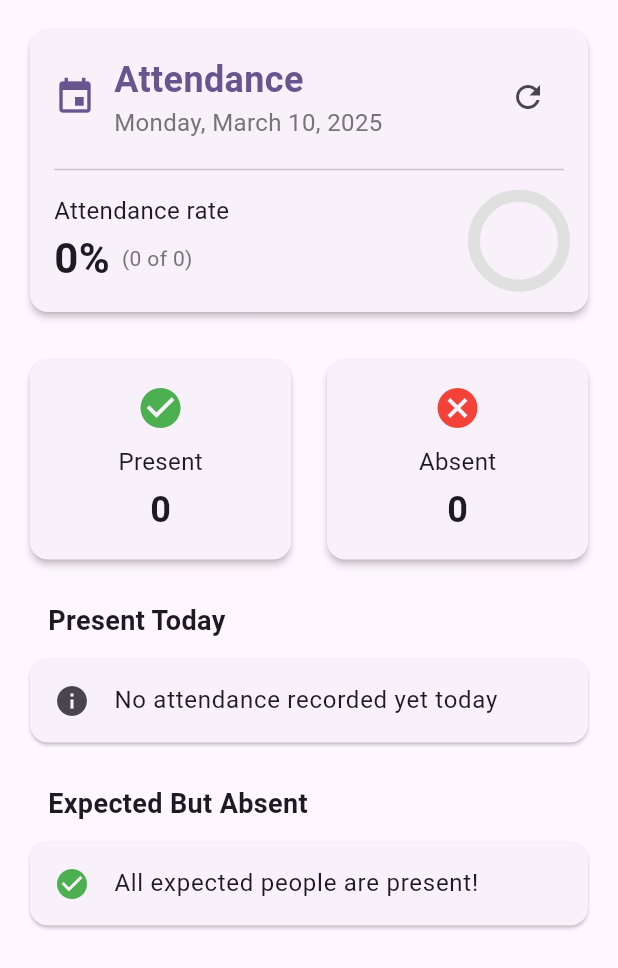
After one commit to abdelaziz-mahdy/automated_attendance, a Flutter app: the AttendanceTrackerPage screen opened directly, after a tap on the "refresh" icon, on a phone screen of 412 x 824 dp. The commit adds this screen. Shown: the top 968 px of the screen. Run offline on Flutter 3.47's test engine with Material 3 defaults, Android fonts, the phone set to English and light mode, and no system bars; our stand-ins replace camera, drift, fl_chart, permission_handler, shared_preferences, shimmer and 1 more; missing offline and left inert: bonsoir, network_info_plus, opencv_dart; accounts and stored records are empty; generated files the repository leaves out were written again; statements that could not run were skipped.

Commit message:
Add attendance tracking functionality and expected attendees management

```diff
--- a/lib/controllers/ui_state_controller.dart
+++ b/lib/controllers/ui_state_controller.dart
@@ -15,8 +15,13 @@ class UIStateController with ChangeNotifier {
   late final SettingsService _settingsService;
   Timer? _inactiveVisitsTimer;
 
-  // Callback for analytics update interval changes
+  // Callbacks
   Function(int)? onAnalyticsIntervalChanged;
+  Function()? onAttendanceUpdated;
+
+  // Expected attendance list
+  final List<String> _expectedAttendees = [];
+  bool _attendanceLoaded = false;
 
   UIStateController() {
     // Initialize face management service
@@ -41,6 +46,22 @@ class UIStateController with ChangeNotifier {
     // Apply settings to camera manager
     await _cameraManager.updateSettings(_settingsService.maxFaces);
     await _cameraManager.updateUseIsolates(_settingsService.useIsolates);
+
+    // Load expected attendees
+    await _loadExpectedAttendees();
+  }
+
+  // Load expected attendees from storage
+  Future<void> _loadExpectedAttendees() async {
+    final expectedList = _settingsService.expectedAttendees;
+    _expectedAttendees.clear();
+    _expectedAttendees.addAll(expectedList);
+    _attendanceLoaded = true;
+  }
+
+  // Save expected attendees to storage
+  Future<void> _saveExpectedAttendees() async {
+    await _settingsService.setExpectedAttendees(_expectedAttendees);
   }
 
   void _onCameraStateChanged() {
@@ -160,6 +181,96 @@ class UIStateController with ChangeNotifier {
     );
   }
 
+  // Attendance tracking methods
+
+  // Get today's attendance data
+  Future<Map<String, dynamic>> getTodayAttendance() async {
+    final today = DateTime.now();
+    final startOfDay = DateTime(today.year, today.month, today.day);
+    final endOfDay = startOfDay.add(const Duration(days: 1));
+
+    // Get all available faces
+    final availableFaces = await getAvailableFaces();
+
+    // Get visit statistics for today
+    final stats = await getVisitStatistics(
+      startDate: startOfDay,
+      endDate: endOfDay,
+    );
+
+    // Process attendance data
+    final presentFaces = <Map<String, dynamic>>[];
+    final absentFaces = <Map<String, dynamic>>[];
+
+    for (var face in availableFaces) {
+      // Get detailed visit info for this face today
+      final visits = await _faceManagementService.getVisitsForFace(face['id']);
+      final todayVisits = visits.where((visit) {
+        final entryTime = visit['entryTime'] as DateTime?;
+        return entryTime != null &&
+            entryTime.isAfter(startOfDay) &&
+            entryTime.isBefore(endOfDay);
+      }).toList();
+
+      // Add arrival time to face data
+      if (todayVisits.isNotEmpty) {
+        // Sort by entry time to get earliest
+        todayVisits.sort((a, b) {
+          return (a['entryTime'] as DateTime)
+              .compareTo(b['entryTime'] as DateTime);
+        });
+        face['arrivalTime'] = todayVisits.first['entryTime'];
+        face['visits'] = todayVisits;
+        presentFaces.add(face);
+      } else if (_expectedAttendees.contains(face['id'])) {
+        absentFaces.add(face);
+      }
+    }
+
+    // Sort present faces by arrival time
+    presentFaces.sort((a, b) =>
+        (a['arrivalTime'] as DateTime).compareTo(b['arrivalTime'] as DateTime));
+
+    return {
+      'present': presentFaces,
+      'absent': absentFaces,
+      'expectedCount': _expectedAttendees.length,
+      'presentCount': presentFaces.length,
+      'attendance_rate': _expectedAttendees.isEmpty
+          ? 0
+          : (presentFaces.length / _expectedAttendees.length * 100)
+              .toStringAsFixed(1),
+    };
+  }
+
+  // Mark a person as expected for attendance
+  Future<void> markPersonAsExpected(String faceId) async {
+    if (!_expectedAttendees.contains(faceId)) {
+      _expectedAttendees.add(faceId);
+      await _saveExpectedAttendees();
+      onAttendanceUpdated?.call();
+      notifyListeners();
+    }
+  }
+
+  // Remove a person from expected attendance
+  Future<void> unmarkPersonAsExpected(String faceId) async {
+    if (_expectedAttendees.contains(faceId)) {
+      _expectedAttendees.remove(faceId);
+      await _saveExpectedAttendees();
+      onAttendanceUpdated?.call();
+      notifyListeners();
+    }
+  }
+
+  // Check if a person is expected for attendance
+  bool isPersonExpected(String faceId) {
+    return _expectedAttendees.contains(faceId);
+  }
+
+  // Get list of expected attendees
+  List<String> get expectedAttendees => List.from(_expectedAttendees);
+
   @override
   void dispose() {
     _inactiveVisitsTimer?.cancel();
--- a/lib/services/settings_service.dart
+++ b/lib/services/settings_service.dart
@@ -15,6 +15,7 @@ class SettingsService {
   static const String keyMaxFaces = 'maxFaces';
   static const String keyAnalyticsUpdateInterval = 'analyticsUpdateInterval';
   static const String keyUseIsolates = 'useIsolates';
+  static const String keyExpectedAttendees = 'expectedAttendees';
 
   // Default values
   static const int defaultMaxFaces = 10;
@@ -55,6 +56,16 @@ class SettingsService {
     await _prefs.setBool(keyUseIsolates, value);
   }
 
+  /// Get expected attendees list
+  List<String> get expectedAttendees {
+    return _prefs.getStringList(keyExpectedAttendees) ?? [];
+  }
+
+  /// Set expected attendees list
+  Future<void> setExpectedAttendees(List<String> attendees) async {
+    await _prefs.setStringList(keyExpectedAttendees, attendees);
+  }
+
   /// Reset all settings to default values
   Future<void> resetToDefaults() async {
     await _prefs.setInt(keyMaxFaces, defaultMaxFaces);
--- /dev/null
+++ b/lib/views/data_center_pages/attendance_tracker_page.dart
@@ -0,0 +1,432 @@
+import 'package:flutter/material.dart';
+import 'package:provider/provider.dart';
+import 'package:intl/intl.dart';
+import 'dart:async';
+
+import 'package:automated_attendance/controllers/ui_state_controller.dart';
+
+class AttendanceTrackerPage extends StatefulWidget {
+  const AttendanceTrackerPage({super.key});
+
+  @override
+  State<AttendanceTrackerPage> createState() => _AttendanceTrackerPageState();
+}
+
+class _AttendanceTrackerPageState extends State<AttendanceTrackerPage>
+    with AutomaticKeepAliveClientMixin {
+  bool _isLoading = true;
+  Map<String, dynamic> _attendanceData = {};
+  Timer? _refreshTimer;
+
+  @override
+  bool get wantKeepAlive => true;
+
+  @override
+  void initState() {
+    super.initState();
+    _loadAttendanceData();
+
+    // Setup periodic refresh
+    _refreshTimer = Timer.periodic(
+      const Duration(minutes: 1),
+      (_) => _loadAttendanceData(),
+    );
+
+    // Register for attendance updates
+    WidgetsBinding.instance.addPostFrameCallback((_) {
+      final controller = Provider.of<UIStateController>(context, listen: false);
+      controller.onAttendanceUpdated = _loadAttendanceData;
+    });
+  }
+
+  @override
+  void dispose() {
+    _refreshTimer?.cancel();
+
+    // Remove callback when disposed
+    if (context.mounted) {
+      Provider.of<UIStateController>(context, listen: false)
+          .onAttendanceUpdated = null;
+    }
+
+    super.dispose();
+  }
+
+  Future<void> _loadAttendanceData() async {
+    if (!mounted) return;
+
+    setState(() {
+      _isLoading = true;
+    });
+
+    final controller = Provider.of<UIStateController>(context, listen: false);
+    final data = await controller.getTodayAttendance();
+
+    if (mounted) {
+      setState(() {
+        _attendanceData = data;
+        _isLoading = false;
+      });
+    }
+  }
+
+  @override
+  Widget build(BuildContext context) {
+    super.build(context);
+
+    return Scaffold(
+      body: _isLoading
+          ? const Center(child: CircularProgressIndicator())
+          : _buildContent(),
+    );
+  }
+
+  Widget _buildContent() {
+    final today = DateFormat('EEEE, MMMM d, yyyy').format(DateTime.now());
+    final present = _attendanceData['present'] as List<Map<String, dynamic>>;
+    final absent = _attendanceData['absent'] as List<Map<String, dynamic>>;
+    final attendanceRate = _attendanceData['attendance_rate'] as int;
+    final presentCount = _attendanceData['presentCount'] as int;
+    final expectedCount = _attendanceData['expectedCount'] as int;
+
+    return RefreshIndicator(
+      onRefresh: _loadAttendanceData,
+      child: SingleChildScrollView(
+        physics: const AlwaysScrollableScrollPhysics(),
+        padding: const EdgeInsets.all(16),
+        child: Column(
+          crossAxisAlignment: CrossAxisAlignment.start,
+          children: [
+            _buildHeader(today, attendanceRate.toString(), presentCount, expectedCount),
+            const SizedBox(height: 24),
+            _buildAttendanceSummaryCards(present.length, absent.length),
+            const SizedBox(height: 24),
+            _buildPresentSection(present),
+            const SizedBox(height: 24),
+            _buildAbsentSection(absent),
+          ],
+        ),
+      ),
+    );
+  }
+
+  Widget _buildHeader(String today, String attendanceRate, int presentCount,
+      int expectedCount) {
+    return Card(
+      elevation: 2,
+      shape: RoundedRectangleBorder(borderRadius: BorderRadius.circular(12)),
+      child: Padding(
+        padding: const EdgeInsets.all(16),
+        child: Column(
+          crossAxisAlignment: CrossAxisAlignment.start,
+          children: [
+            Row(
+              children: [
+                Icon(
+                  Icons.event,
+                  color: Theme.of(context).colorScheme.primary,
+                  size: 28,
+                ),
+                const SizedBox(width: 12),
+                Expanded(
+                  child: Column(
+                    crossAxisAlignment: CrossAxisAlignment.start,
+                    children: [
+                      Text(
+                        'Attendance',
+                        style: TextStyle(
+                          fontSize: 24,
+                          fontWeight: FontWeight.bold,
+                          color: Theme.of(context).colorScheme.primary,
+                        ),
+                      ),
+                      Text(
+                        today,
+                        style: TextStyle(
+                          fontSize: 16,
+                          color: Colors.grey[600],
+                        ),
+                      ),
+                    ],
+                  ),
+                ),
+                IconButton(
+                  icon: const Icon(Icons.refresh),
+                  onPressed: _loadAttendanceData,
+                  tooltip: 'Refresh attendance data',
+                ),
+              ],
+            ),
+            const SizedBox(height: 12),
+            const Divider(),
+            const SizedBox(height: 8),
+            Row(
+              mainAxisAlignment: MainAxisAlignment.spaceBetween,
+              children: [
+                Column(
+                  crossAxisAlignment: CrossAxisAlignment.start,
+                  children: [
+                    const Text(
+                      'Attendance rate',
+                      style: TextStyle(fontSize: 16),
+                    ),
+                    Row(
+                      children: [
+                        Text(
+                          '$attendanceRate%',
+                          style: const TextStyle(
+                            fontSize: 28,
+                            fontWeight: FontWeight.bold,
+                          ),
+                        ),
+                        const SizedBox(width: 8),
+                        Text(
+                          '($presentCount of $expectedCount)',
+                          style: TextStyle(color: Colors.grey[600]),
+                        ),
+                      ],
+                    ),
+                  ],
+                ),
+                SizedBox(
+                  height: 60,
+                  width: 60,
+                  child: CircularProgressIndicator(
+                    value: expectedCount > 0 ? presentCount / expectedCount : 0,
+                    strokeWidth: 8,
+                    backgroundColor: Colors.grey[300],
+                    valueColor: AlwaysStoppedAnimation<Color>(
+                      _getAttendanceColor(
+                          expectedCount > 0 ? presentCount / expectedCount : 0),
+                    ),
+                  ),
+                ),
+              ],
+            ),
+          ],
+        ),
+      ),
+    );
+  }
+
+  Color _getAttendanceColor(double rate) {
+    if (rate >= 0.8) return Colors.green;
+    if (rate >= 0.5) return Colors.orange;
+    return Colors.red;
+  }
+
+  Widget _buildAttendanceSummaryCards(int presentCount, int absentCount) {
+    return Row(
+      children: [
+        Expanded(
+          child: _buildSummaryCard(
+            'Present',
+            presentCount.toString(),
+            Icons.check_circle,
+            Colors.green,
+          ),
+        ),
+        const SizedBox(width: 16),
+        Expanded(
+          child: _buildSummaryCard(
+            'Absent',
+            absentCount.toString(),
+            Icons.cancel,
+            Colors.red,
+          ),
+        ),
+      ],
+    );
+  }
+
+  Widget _buildSummaryCard(
+      String title, String count, IconData icon, Color color) {
+    return Card(
+      elevation: 2,
+      shape: RoundedRectangleBorder(borderRadius: BorderRadius.circular(12)),
+      child: Padding(
+        padding: const EdgeInsets.all(16),
+        child: Column(
+          children: [
+            Icon(icon, color: color, size: 32),
+            const SizedBox(height: 8),
+            Text(
+              title,
+              style: const TextStyle(fontSize: 16),
+            ),
+            const SizedBox(height: 4),
+            Text(
+              count,
+              style: const TextStyle(
+                fontSize: 24,
+                fontWeight: FontWeight.bold,
+              ),
+            ),
+          ],
+        ),
+      ),
+    );
+  }
+
+  Widget _buildPresentSection(List<Map<String, dynamic>> present) {
+    return Column(
+      crossAxisAlignment: CrossAxisAlignment.start,
+      children: [
+        const Padding(
+          padding: EdgeInsets.only(left: 16, bottom: 8),
+          child: Text(
+            'Present Today',
+            style: TextStyle(
+              fontSize: 18,
+              fontWeight: FontWeight.bold,
+            ),
+          ),
+        ),
+        Card(
+          elevation: 1,
+          shape:
+              RoundedRectangleBorder(borderRadius: BorderRadius.circular(12)),
+          child: present.isEmpty
+              ? const ListTile(
+                  leading: Icon(Icons.info),
+                  title: Text('No attendance recorded yet today'),
+                )
+              : ListView.separated(
+                  physics: const NeverScrollableScrollPhysics(),
+                  shrinkWrap: true,
+                  itemCount: present.length,
+                  separatorBuilder: (context, index) =>
+                      const Divider(height: 1),
+                  itemBuilder: (context, index) {
+                    final person = present[index];
+                    final arrivalTime = DateFormat('h:mm a')
+                        .format(person['arrivalTime'] as DateTime);
+                    return ListTile(
+                      leading: CircleAvatar(
+                        backgroundImage: person['thumbnail'] != null
+                            ? MemoryImage(person['thumbnail'])
+                            : null,
+                        child: person['thumbnail'] == null
+                            ? const Icon(Icons.person)
+                            : null,
+                      ),
+                      title: Text(
+                        person['name'] as String,
+                        style: const TextStyle(fontWeight: FontWeight.w500),
+                      ),
+                      subtitle: Row(
+                        children: [
+                          const Icon(
+                            Icons.access_time,
+                            size: 14,
+                            color: Colors.green,
+                          ),
+                          const SizedBox(width: 4),
+                          Text('Arrived at $arrivalTime'),
+                        ],
+                      ),
+                      trailing: _buildAttendanceActions(person),
+                    );
+                  },
+                ),
+        ),
+      ],
+    );
+  }
+
+  Widget _buildAbsentSection(List<Map<String, dynamic>> absent) {
+    return Column(
+      crossAxisAlignment: CrossAxisAlignment.start,
+      children: [
+        const Padding(
+          padding: EdgeInsets.only(left: 16, bottom: 8),
+          child: Text(
+            'Expected But Absent',
+            style: TextStyle(
+              fontSize: 18,
+              fontWeight: FontWeight.bold,
+            ),
+          ),
+        ),
+        Card(
+          elevation: 1,
+          shape:
+              RoundedRectangleBorder(borderRadius: BorderRadius.circular(12)),
+          child: absent.isEmpty
+              ? const ListTile(
+                  leading: Icon(Icons.check_circle, color: Colors.green),
+                  title: Text('All expected people are present!'),
+                )
+              : ListView.separated(
+                  physics: const NeverScrollableScrollPhysics(),
+                  shrinkWrap: true,
+                  itemCount: absent.length,
+                  separatorBuilder: (context, index) =>
+                      const Divider(height: 1),
+                  itemBuilder: (context, index) {
+                    final person = absent[index];
+                    return ListTile(
+                      leading: CircleAvatar(
+                        backgroundImage: person['thumbnail'] != null
+                            ? MemoryImage(person['thumbnail'])
+                            : null,
+                        backgroundColor: Colors.grey[300],
+                        child: person['thumbnail'] == null
+                            ? const Icon(Icons.person)
+                            : null,
+                      ),
+                      title: Text(
+                        person['name'] as String,
+                        style: const TextStyle(fontWeight: FontWeight.w500),
+                      ),
+                      subtitle: Row(
+                        children: [
+                          Icon(
+                            Icons.warning_amber_rounded,
+                            size: 14,
+                            color: Colors.orange[700],
+                          ),
+                          const SizedBox(width: 4),
+                          const Text('Not seen today'),
+                        ],
+                      ),
+                      trailing: _buildAttendanceActions(person),
+                    );
+                  },
+                ),
+        ),
+      ],
+    );
+  }
+
+  Widget _buildAttendanceActions(Map<String, dynamic> person) {
+    final controller = Provider.of<UIStateController>(context, listen: false);
+    final faceId = person['id'] as String;
+    final isExpected = controller.isPersonExpected(faceId);
+
+    return Row(
+      mainAxisSize: MainAxisSize.min,
+      children: [
+        ActionChip(
+          avatar: Icon(
+            isExpected ? Icons.person_remove : Icons.person_add,
+            size: 18,
+          ),
+          label: Text(isExpected ? 'Remove' : 'Add to Expected'),
+          onPressed: () async {
+            if (isExpected) {
+              await controller.unmarkPersonAsExpected(faceId);
+            } else {
+              await controller.markPersonAsExpected(faceId);
+            }
+            if (mounted) {
+              setState(() {
+                // Update UI after toggling expected status
+              });
+            }
+          },
+        ),
+      ],
+    );
+  }
+}
--- a/lib/views/data_center_view.dart
+++ b/lib/views/data_center_view.dart
@@ -4,6 +4,7 @@ import 'package:automated_attendance/views/data_center_pages/active_providers_gr
 import 'package:automated_attendance/views/data_center_pages/captured_faces_grid.dart';
 import 'package:automated_attendance/views/data_center_pages/face_analytics_page.dart';
 import 'package:automated_attendance/views/data_center_pages/recognized_people_list.dart';
+import 'package:automated_attendance/views/data_center_pages/attendance_tracker_page.dart'; // Add this import
 import 'package:flutter/material.dart';
 import 'package:provider/provider.dart';
 
@@ -64,6 +65,12 @@ class _DataCenterViewState extends State<DataCenterView> {
                             icon: Icon(Icons.analytics_outlined),
                             selectedIcon: Icon(Icons.analytics),
                             label: Text('Analytics'),
+                          ),
+                          // Add the new attendance navigation item
+                          NavigationRailDestination(
+                            icon: Icon(Icons.event_note_outlined),
+                            selectedIcon: Icon(Icons.event_note),
+                            label: Text('Attendance'),
                           ),
                         ],
                         trailing: Expanded(
@@ -207,6 +214,8 @@ class _DataCenterViewState extends State<DataCenterView> {
         return const RecognizedPeopleList();
       case 3:
         return const FaceAnalyticsPage();
+      case 4:
+        return const AttendanceTrackerPage(); // Add the new attendance page
       default:
         return const Center(child: Text("Unknown view"));
     }
```
